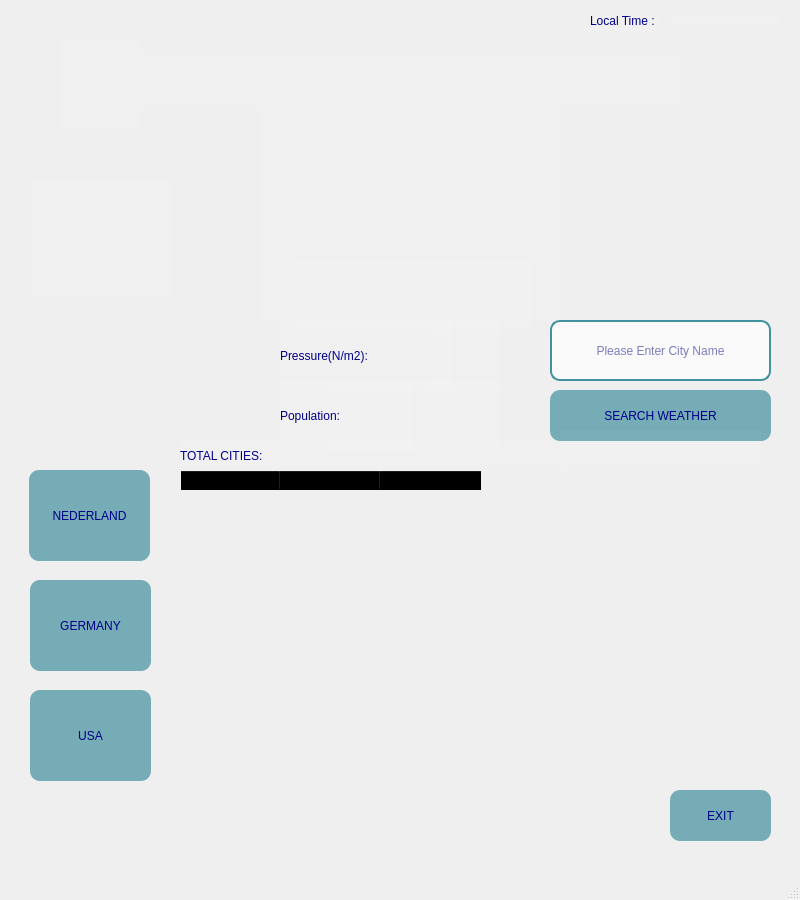
yunusdonmez-dev/Class_3_team_3_project_3, file weather.ui: the form before one commit.
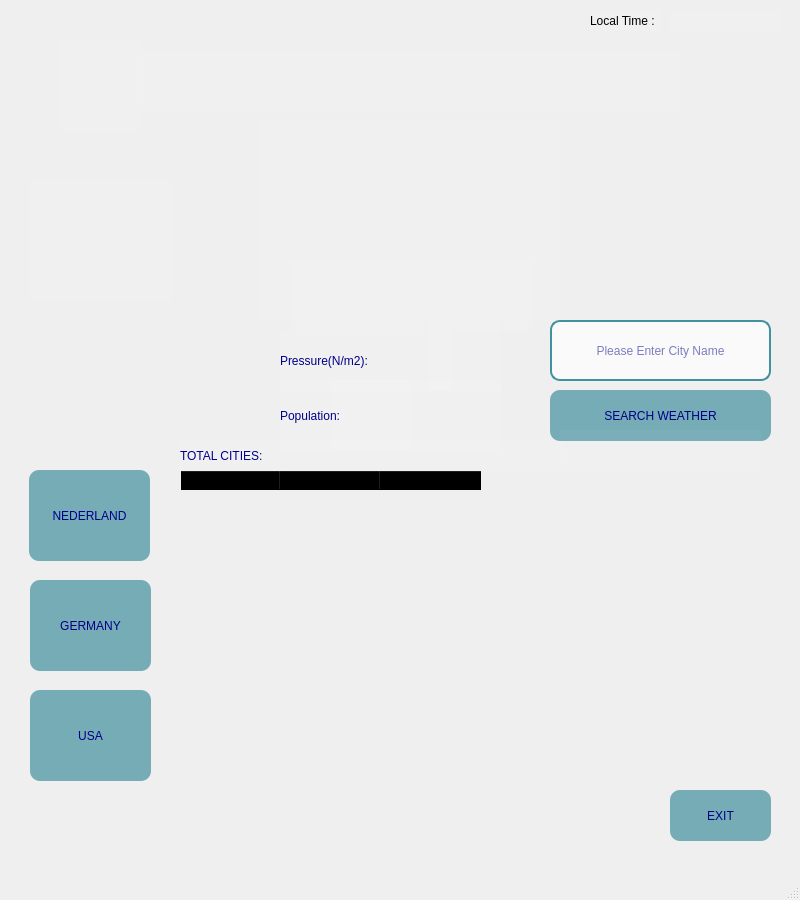
The form after the commit.

```diff
--- a/weather.ui
+++ b/weather.ui
@@ -225,9 +225,9 @@
     <property name="geometry">
      <rect>
       <x>260</x>
-      <y>110</y>
+      <y>120</y>
       <width>301</width>
-      <height>211</height>
+      <height>201</height>
      </rect>
     </property>
     <property name="styleSheet">
@@ -367,9 +367,9 @@
     <property name="geometry">
      <rect>
       <x>280</x>
-      <y>320</y>
+      <y>330</y>
       <width>171</width>
-      <height>71</height>
+      <height>61</height>
      </rect>
     </property>
     <property name="styleSheet">
@@ -416,8 +416,9 @@
     </property>
     <property name="styleSheet">
      <string notr="true">background-color: rgb(255, 255, 255, 10);
-font: 75 10pt &quot;MS Shell Dlg 2&quot;;
-color: rgb(0, 0, 138);</string>
+font: 87 10pt &quot;Segoe UI Black&quot;;
+color: rgb(0, 0, 0);
+</string>
     </property>
     <property name="text">
      <string>Local Time :</string>
```
Left out of the diff: 5 changed lines with no effect on the pictures.
